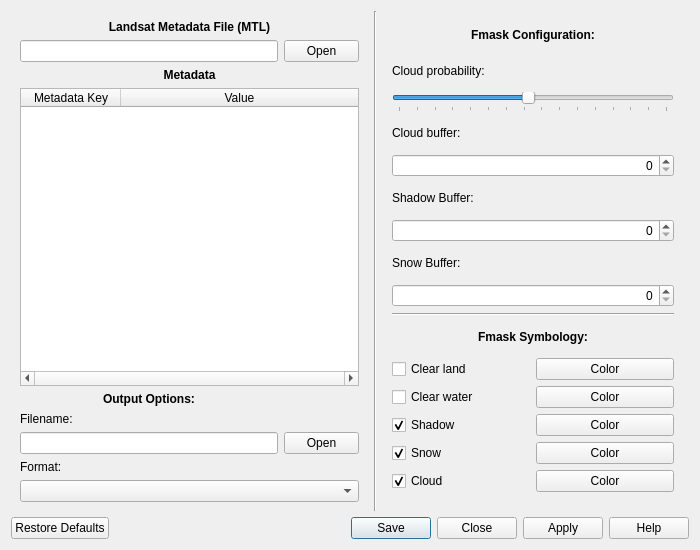
Before: the Qt Designer form ui/ui_config_fmask.ui in ceholden/config_fmask, drawn with Qt 5.
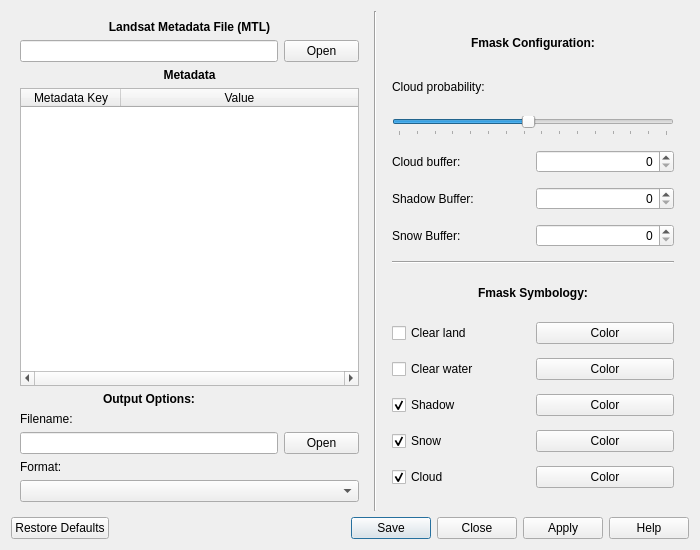
After: the same form once the commit is applied.

Commit message: Moved dilation spin boxes to right of label to save space

The edit to the form file:
```diff
--- a/ui/ui_config_fmask.ui
+++ b/ui/ui_config_fmask.ui
@@ -171,6 +171,19 @@
       </size>
      </property>
      <layout class="QGridLayout" name="gridLayout_3">
+      <item row="5" column="0">
+       <widget class="QLabel" name="lab_shadow_buffer">
+        <property name="maximumSize">
+         <size>
+          <width>16777215</width>
+          <height>30</height>
+         </size>
+        </property>
+        <property name="text">
+         <string>Shadow Buffer:</string>
+        </property>
+       </widget>
+      </item>
       <item row="9" column="0" colspan="2">
        <widget class="Line" name="line_2">
         <property name="orientation">
@@ -198,19 +211,6 @@
         </property>
        </widget>
       </item>
-      <item row="5" column="0" colspan="2">
-       <widget class="QLabel" name="lab_shadow_buffer">
-        <property name="maximumSize">
-         <size>
-          <width>16777215</width>
-          <height>30</height>
-         </size>
-        </property>
-        <property name="text">
-         <string>Shadow Buffer:</string>
-        </property>
-       </widget>
-      </item>
       <item row="2" column="0" colspan="2">
        <widget class="QSlider" name="slider_cloud_prob">
         <property name="minimum">
@@ -247,16 +247,6 @@
         </property>
        </widget>
       </item>
-      <item row="6" column="0" colspan="2">
-       <widget class="QSpinBox" name="spin_shadow_buffer">
-        <property name="alignment">
-         <set>Qt::AlignRight|Qt::AlignTrailing|Qt::AlignVCenter</set>
-        </property>
-        <property name="maximum">
-         <number>1000</number>
-        </property>
-       </widget>
-      </item>
       <item row="10" column="0" colspan="2">
        <widget class="QLabel" name="label_5">
         <property name="maximumSize">
@@ -280,19 +270,6 @@
         </property>
        </widget>
       </item>
-      <item row="3" column="0" colspan="2">
-       <widget class="QLabel" name="label_3">
-        <property name="maximumSize">
-         <size>
-          <width>16777215</width>
-          <height>30</height>
-         </size>
-        </property>
-        <property name="text">
-         <string>Cloud buffer:</string>
-        </property>
-       </widget>
-      </item>
       <item row="15" column="1">
        <widget class="QPushButton" name="button_sym_shadow">
         <property name="text">
@@ -324,16 +301,6 @@
         </property>
        </widget>
       </item>
-      <item row="8" column="0" colspan="2">
-       <widget class="QSpinBox" name="spinBox">
-        <property name="alignment">
-         <set>Qt::AlignRight|Qt::AlignTrailing|Qt::AlignVCenter</set>
-        </property>
-        <property name="maximum">
-         <number>10000</number>
-        </property>
-       </widget>
-      </item>
       <item row="17" column="1">
        <widget class="QPushButton" name="button_sym_cloud">
         <property name="text">
@@ -351,19 +318,6 @@
         </property>
        </widget>
       </item>
-      <item row="7" column="0" colspan="2">
-       <widget class="QLabel" name="label_4">
-        <property name="maximumSize">
-         <size>
-          <width>16777215</width>
-          <height>30</height>
-         </size>
-        </property>
-        <property name="text">
-         <string>Snow Buffer:</string>
-        </property>
-       </widget>
-      </item>
       <item row="1" column="0">
        <widget class="QLabel" name="lab_cloud_prob">
         <property name="maximumSize">
@@ -377,16 +331,6 @@
         </property>
        </widget>
       </item>
-      <item row="4" column="0" colspan="2">
-       <widget class="QSpinBox" name="spin_cloud_buffer">
-        <property name="alignment">
-         <set>Qt::AlignRight|Qt::AlignTrailing|Qt::AlignVCenter</set>
-        </property>
-        <property name="maximum">
-         <number>1000</number>
-        </property>
-       </widget>
-      </item>
       <item row="11" column="1">
        <widget class="QPushButton" name="button_sym_land">
         <property name="text">
@@ -394,6 +338,62 @@
         </property>
        </widget>
       </item>
+      <item row="7" column="0">
+       <widget class="QLabel" name="label_4">
+        <property name="maximumSize">
+         <size>
+          <width>16777215</width>
+          <height>30</height>
+         </size>
+        </property>
+        <property name="text">
+         <string>Snow Buffer:</string>
+        </property>
+       </widget>
+      </item>
+      <item row="5" column="1">
+       <widget class="QSpinBox" name="spin_shadow_buffer">
+        <property name="alignment">
+         <set>Qt::AlignRight|Qt::AlignTrailing|Qt::AlignVCenter</set>
+        </property>
+        <property name="maximum">
+         <number>1000</number>
+        </property>
+       </widget>
+      </item>
+      <item row="7" column="1">
+       <widget class="QSpinBox" name="spinBox">
+        <property name="alignment">
+         <set>Qt::AlignRight|Qt::AlignTrailing|Qt::AlignVCenter</set>
+        </property>
+        <property name="maximum">
+         <number>10000</number>
+        </property>
+       </widget>
+      </item>
+      <item row="3" column="0">
+       <widget class="QLabel" name="label_3">
+        <property name="maximumSize">
+         <size>
+          <width>16777215</width>
+          <height>30</height>
+         </size>
+        </property>
+        <property name="text">
+         <string>Cloud buffer:</string>
+        </property>
+       </widget>
+      </item>
+      <item row="3" column="1">
+       <widget class="QSpinBox" name="spin_cloud_buffer">
+        <property name="alignment">
+         <set>Qt::AlignRight|Qt::AlignTrailing|Qt::AlignVCenter</set>
+        </property>
+        <property name="maximum">
+         <number>1000</number>
+        </property>
+       </widget>
+      </item>
      </layout>
     </widget>
    </item>
```
